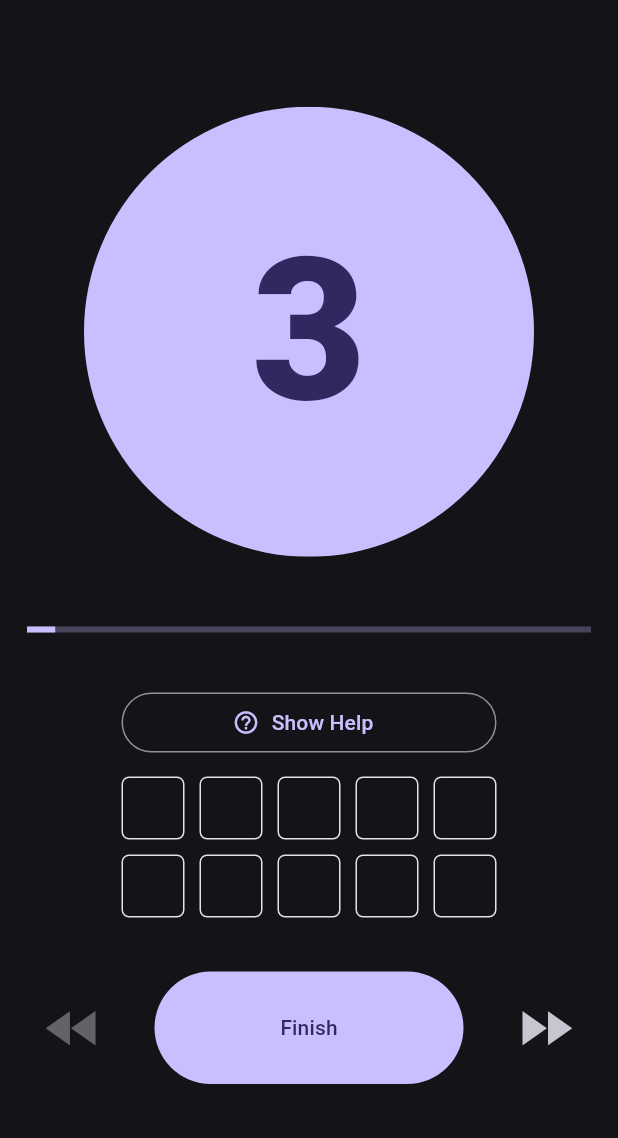
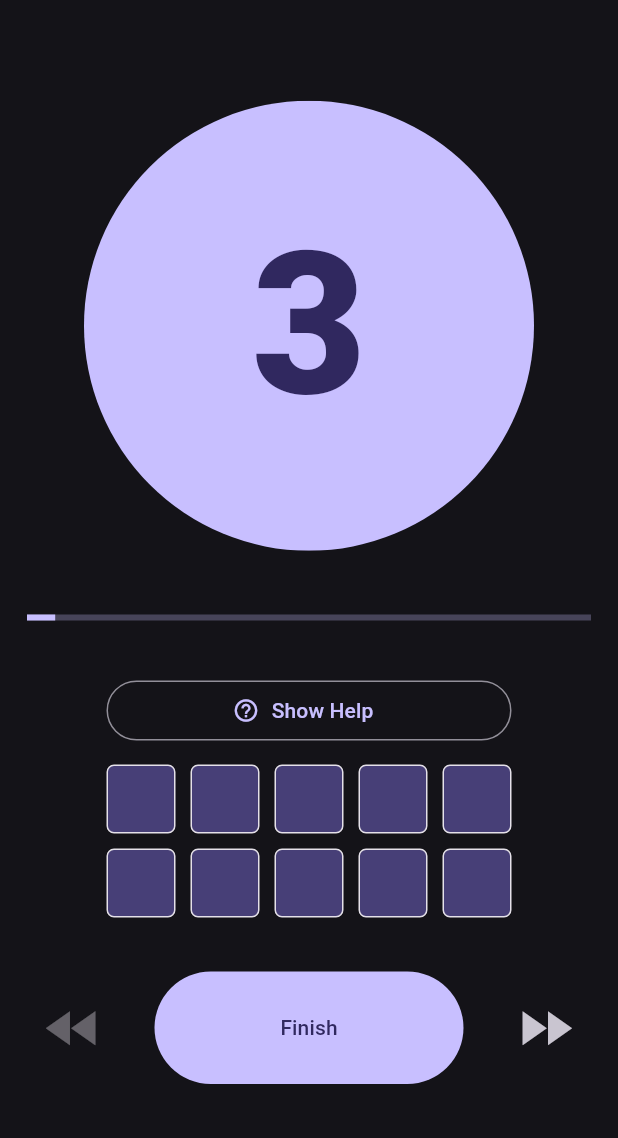
Before and after one commit to mcdona22/match-kids, a Flutter app: the FlashCardsScreen screen opened by its route, after a tap on "Edit Details", after a tap on "Start Test", on a phone screen of 412 x 824 dp, the part 98-1236 px from its top. Run offline on Flutter 3.47's test engine with Material 3 defaults, Android fonts, the phone set to English and light mode, and no system bars; our stand-ins replace confetti, flutter_hooks, flutter_tts, freezed_annotation, go_router, hooks_riverpod and 3 more; missing offline and left inert: flutter_loggy; accounts and stored records are empty; generated files the repository leaves out were written again.

Commit message:
adjusted some style cosmetics

```diff
--- a/lib/features/simple-flash-cards/presentation/active_session_view.dart
+++ b/lib/features/simple-flash-cards/presentation/active_session_view.dart
@@ -12,7 +12,6 @@ class ActiveSessionView extends HookConsumerWidget with UiLoggy {
 
   @override
   Widget build(BuildContext context, WidgetRef ref) {
-    loggy.debug('here');
     final state = ref.watch(flashScreenControllerProvider);
     final cardValue = state.cardDeck[state.currentCardIndex];
     return Padding(
@@ -51,7 +50,7 @@ class NumberDots extends HookConsumerWidget with UiLoggy {
     final showHelp = useState(initialHelp);
 
     return SizedBox(
-      width: 250.0,
+      width: 270.0,
       child: Column(
         crossAxisAlignment: CrossAxisAlignment.stretch,
         spacing: UiDimensions.sectionGap,
@@ -66,7 +65,7 @@ class NumberDots extends HookConsumerWidget with UiLoggy {
             physics: const NeverScrollableScrollPhysics(),
             itemBuilder: (context, index) => Container(
               decoration: BoxDecoration(
-                color: theme.primaryColor,
+                color: theme.colorScheme.primaryContainer,
                 borderRadius: BorderRadius.circular(5.0),
                 border: Border.all(
                   color: theme.colorScheme.onSurface,
@@ -75,7 +74,7 @@ class NumberDots extends HookConsumerWidget with UiLoggy {
               child: index < value
                   ? showHelp.value
                       ? Container(
-                          color: theme.colorScheme.primaryFixed,
+                          color: theme.colorScheme.onPrimaryContainer,
                           child: Center(
                             child: Text(
                               '${index + 1}',
--- a/lib/features/simple-flash-cards/presentation/flash_cards_screen.dart
+++ b/lib/features/simple-flash-cards/presentation/flash_cards_screen.dart
@@ -21,7 +21,6 @@ class FlashCardsScreen extends HookConsumerWidget with UiLoggy {
     final showGraphic =
         MediaQuery.sizeOf(context).height >= UiDimensions.smallHeight;
     final state = ref.watch(flashScreenControllerProvider);
-    loggy.debug('Current flash card session state: $state');
 
     return Scaffold(
       appBar: ScreenUtils.createAppBar(
--- a/lib/features/simple-flash-cards/presentation/session_summary.dart
+++ b/lib/features/simple-flash-cards/presentation/session_summary.dart
@@ -14,6 +14,7 @@ class SessionSummary extends HookConsumerWidget with UiLoggy {
 
   @override
   Widget build(BuildContext context, WidgetRef ref) {
+    final theme = Theme.of(context);
     final editMode = useState<bool>(false);
     final countController =
         useTextEditingController(text: '${state.cardCount}');
@@ -31,15 +32,14 @@ class SessionSummary extends HookConsumerWidget with UiLoggy {
             label: 'Max Number (1..10)',
             controller: maxNumberController,
             enabled: editMode.value),
-        Row(
-          spacing: UiDimensions.largeGap,
-          mainAxisAlignment: MainAxisAlignment.spaceAround,
-          children: [
-            FilledButton.icon(
-                onPressed:
-                    ref.read(flashScreenControllerProvider.notifier).startTest,
-                label: const Text('Start Test')),
-            OutlinedButton.icon(
+        Padding(
+          padding: const EdgeInsets.symmetric(
+              vertical: UiDimensions.xl, horizontal: UiDimensions.xlGap * 2),
+          child: Column(
+            spacing: UiDimensions.blockGap,
+            crossAxisAlignment: CrossAxisAlignment.stretch,
+            children: [
+              OutlinedButton.icon(
                 onPressed: editMode.value
                     ? () {
                         editMode.value = false;
@@ -48,8 +48,19 @@ class SessionSummary extends HookConsumerWidget with UiLoggy {
                       }
                     : () => editMode.value = true,
                 icon: Icon(editMode.value ? Icons.save : Icons.edit),
-                label: Text(editMode.value ? 'Save Details' : 'Edit Details'))
-          ],
+                label: Text(editMode.value ? 'Save Details' : 'Edit Details'),
+              ),
+              SizedBox(
+                height: 60.0,
+                child: FilledButton.icon(
+                  onPressed: ref
+                      .read(flashScreenControllerProvider.notifier)
+                      .startTest,
+                  label: const Text('Start Test'),
+                ),
+              ),
+            ],
+          ),
         )
       ],
     );
```
